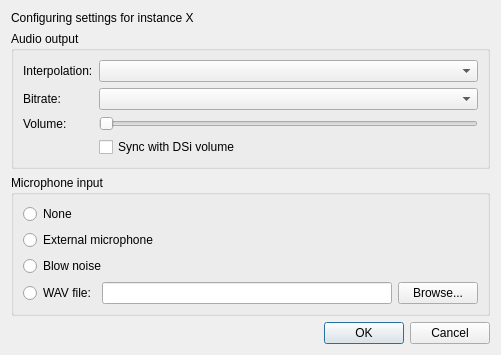
Qt form src/frontend/qt_sdl/AudioSettingsDialog.ui (vitor251093/KHMelonMix) before a commit.
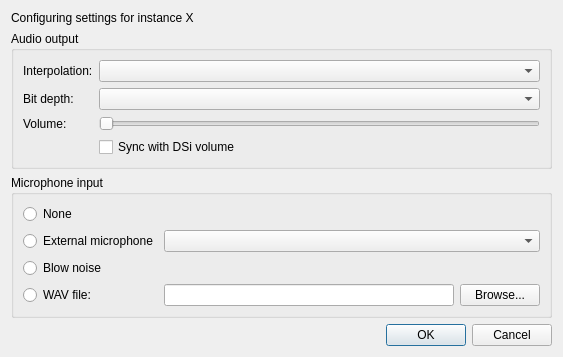
The same form after that commit. Custom widgets are drawn as their Qt base class.

Patch:
```diff
--- a/src/frontend/qt_sdl/AudioSettingsDialog.ui
+++ b/src/frontend/qt_sdl/AudioSettingsDialog.ui
@@ -86,7 +86,7 @@
       <item row="1" column="0">
        <widget class="QLabel" name="label_3">
         <property name="text">
-         <string>Bitrate:</string>
+         <string>Bit depth:</string>
         </property>
        </widget>
       </item>
@@ -136,7 +136,7 @@
         </property>
        </widget>
       </item>
-      <item row="1" column="0" colspan="3">
+      <item row="1" column="0">
        <widget class="QRadioButton" name="rbMicExternal">
         <property name="whatsThis">
          <string>&lt;html&gt;&lt;head/&gt;&lt;body&gt;&lt;p&gt;Input from an external microphone, if available, will be forwarded to the emulated microphone.&lt;/p&gt;&lt;/body&gt;&lt;/html&gt;</string>
@@ -146,6 +146,13 @@
         </property>
        </widget>
       </item>
+      <item row="1" column="1" colspan="2">
+        <widget class="QComboBox" name="cbMic">
+         <property name="whatsThis"> 
+          <string>&lt;html&gt;&lt;head/&gt;&lt;body&gt;&lt;p&gt;The selected microphone to be used.&lt;/p&gt;&lt;/body&gt;&lt;/html&gt;</string>       
+         </property>
+        </widget>
+      </item>
       <item row="2" column="0" colspan="3">
        <widget class="QRadioButton" name="rbMicNoise">
         <property name="whatsThis">
```
Left out of the diff: 6 changed lines with no effect on the pictures.
